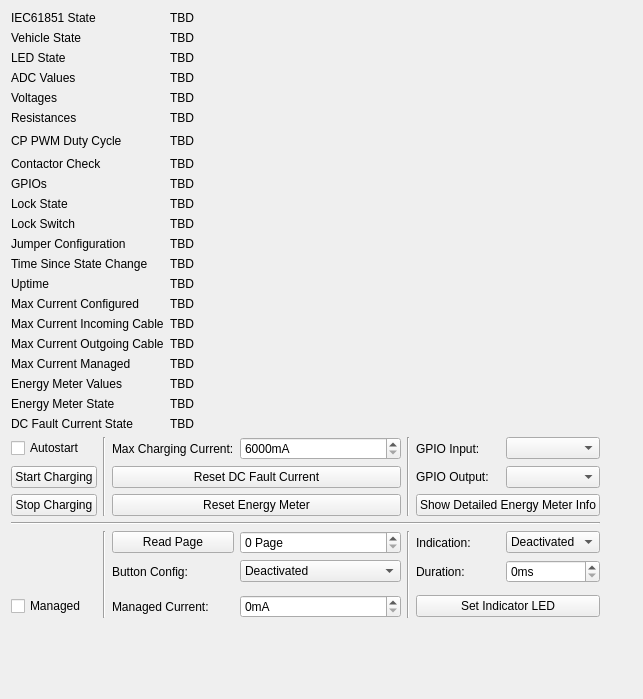
Tinkerforge/brickv, file src/brickv/plugin_system/plugins/evse_v2/ui/evse_v2.ui: the form before one commit.
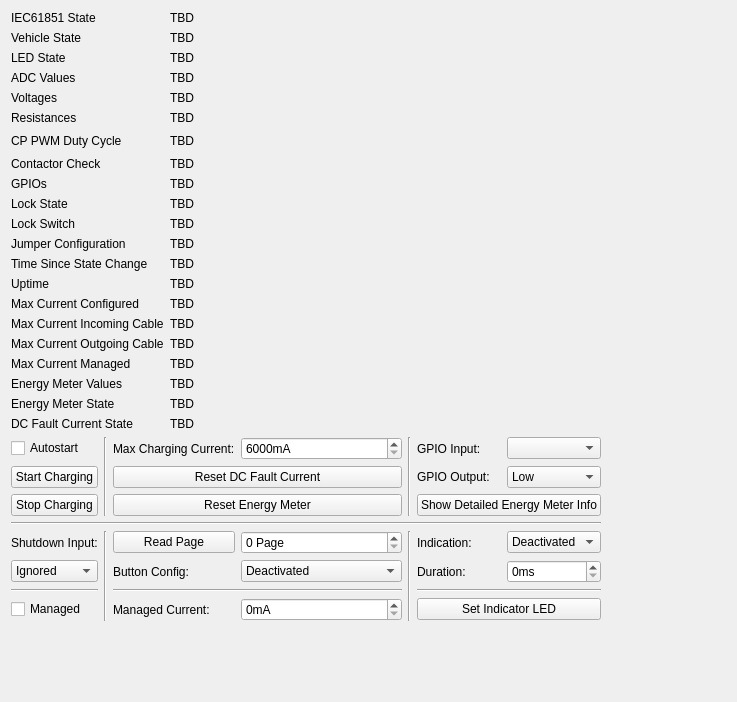
The form after the commit.

Commit message: Add support for shutdown input

The edit to the form file:
```diff
--- a/src/brickv/plugin_system/plugins/evse_v2/ui/evse_v2.ui
+++ b/src/brickv/plugin_system/plugins/evse_v2/ui/evse_v2.ui
@@ -6,8 +6,8 @@
    <rect>
     <x>0</x>
     <y>0</y>
-    <width>643</width>
-    <height>699</height>
+    <width>737</width>
+    <height>702</height>
    </rect>
   </property>
   <property name="windowTitle">
@@ -423,7 +423,18 @@
       </spacer>
      </item>
      <item row="1" column="6">
-      <widget class="QComboBox" name="combo_gpio_output"/>
+      <widget class="QComboBox" name="combo_gpio_output">
+       <item>
+        <property name="text">
+         <string>Low</string>
+        </property>
+       </item>
+       <item>
+        <property name="text">
+         <string>High</string>
+        </property>
+       </item>
+      </widget>
      </item>
      <item row="0" column="4" rowspan="3">
       <widget class="Line" name="line_2">
@@ -612,6 +623,53 @@
        </property>
       </widget>
      </item>
+     <item row="5" column="0">
+      <widget class="QComboBox" name="combo_shutdown_input">
+       <item>
+        <property name="text">
+         <string>Ignored</string>
+        </property>
+       </item>
+       <item>
+        <property name="text">
+         <string>On Close</string>
+        </property>
+       </item>
+       <item>
+        <property name="text">
+         <string>On Open</string>
+        </property>
+       </item>
+      </widget>
+     </item>
+     <item row="4" column="0">
+      <widget class="QLabel" name="label_28">
+       <property name="text">
+        <string>Shutdown Input:</string>
+       </property>
+      </widget>
+     </item>
+     <item row="6" column="0">
+      <widget class="Line" name="line_6">
+       <property name="orientation">
+        <enum>Qt::Horizontal</enum>
+       </property>
+      </widget>
+     </item>
+     <item row="6" column="2" colspan="2">
+      <widget class="Line" name="line_7">
+       <property name="orientation">
+        <enum>Qt::Horizontal</enum>
+       </property>
+      </widget>
+     </item>
+     <item row="6" column="5" colspan="2">
+      <widget class="Line" name="line_8">
+       <property name="orientation">
+        <enum>Qt::Horizontal</enum>
+       </property>
+      </widget>
+     </item>
     </layout>
    </item>
    <item>
```
The commit also changes 1 other file.
